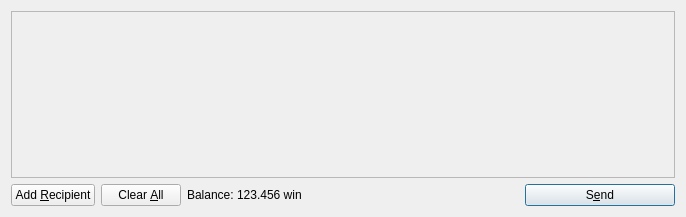
Before: the Qt Designer form src/qt/forms/sendcoinsdialog.ui in ZEBRX/nikoin-dashboard, drawn with Qt 5.
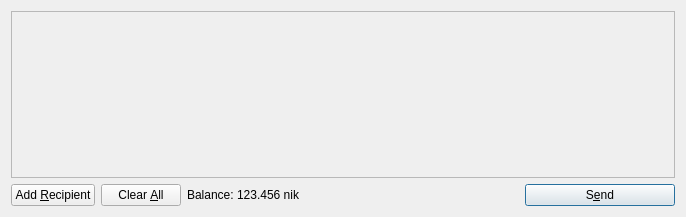
After: the same form once the commit is applied. Icons and pictures are not drawn.

```diff
--- a/src/qt/forms/sendcoinsdialog.ui
+++ b/src/qt/forms/sendcoinsdialog.ui
@@ -119,7 +119,7 @@
           <cursorShape>IBeamCursor</cursorShape>
          </property>
          <property name="text">
-          <string>123.456 win</string>
+          <string>123.456 nik</string>
          </property>
          <property name="textInteractionFlags">
           <set>Qt::LinksAccessibleByMouse|Qt::TextSelectableByKeyboard|Qt::TextSelectableByMouse</set>
```
